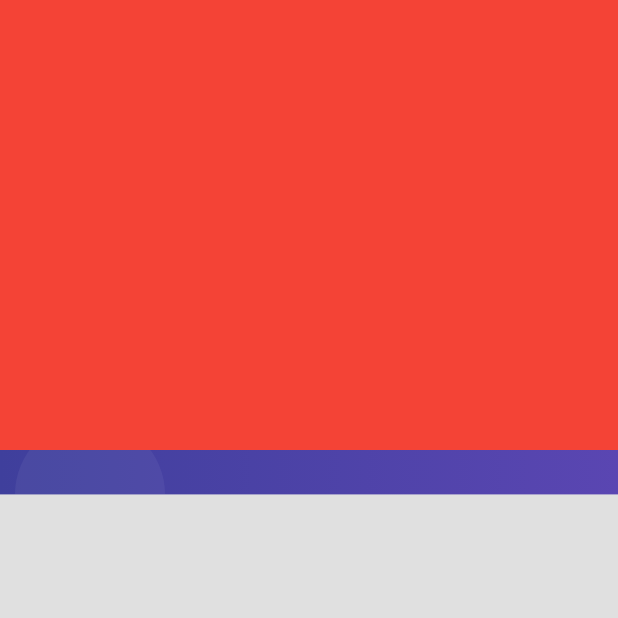
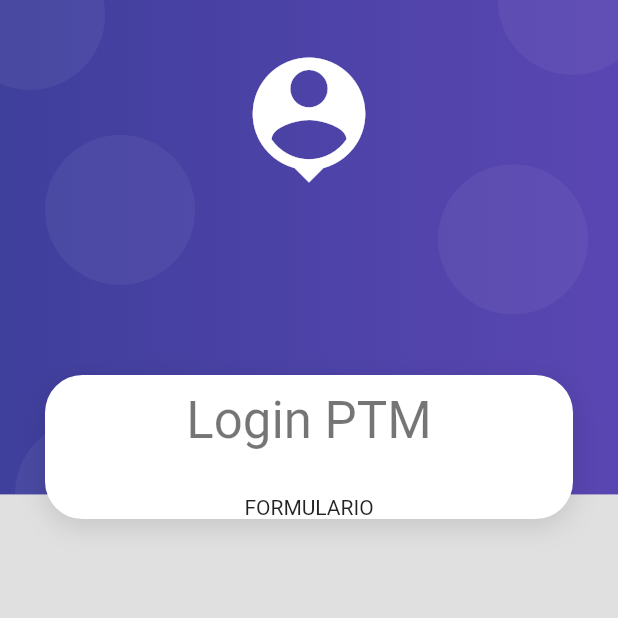
Before and after one commit to javierhenaohe/login_image, a Flutter app: the screen it shows after launch, on a phone screen of 412 x 824 dp, the top half of it. Run offline on Flutter 3.47's test engine with Material 2 defaults, Android fonts, the light colour scheme and no system bars.

Commit message:
inicio v208 quinto commit

```diff
--- a/lib/screens/login_screen.dart
+++ b/lib/screens/login_screen.dart
@@ -5,11 +5,27 @@ class LoginScreen extends StatelessWidget {
   @override
   Widget build(BuildContext context) {
     return Scaffold(
-        body: AuthBackground( //SOLICITA EL CHILD* DEL AUTH_BACKGROUND.DART
-      child: Container(
-        width: double.infinity,
-        height: 300,
-        color: Colors.red,
+        body: AuthBackground(
+      //SOLICITA EL CHILD* DEL AUTH_BACKGROUND.DART
+      child: SingleChildScrollView(
+        child: Column(
+          children: [
+            SizedBox(
+                height:
+                    250), // SEPARACION DESDE LA PARTE SUPERIOR DE LA PANTALLA HASTA EL CARDCONTAINER
+            CardContainer(
+              child: Column(
+                children: [
+                  SizedBox(height: 10),
+                  Text('Login PTM',
+                      style: Theme.of(context).textTheme.headline4),
+                  SizedBox(height: 30),
+                  Text('FORMULARIO'),
+                ],
+              ),
+            ), //CHILD**
+          ],
+        ),
       ),
     ));
   }
--- /dev/null
+++ b/lib/widgets/card_container.dart
@@ -0,0 +1,37 @@
+import 'package:flutter/material.dart';
+
+class CardContainer extends StatelessWidget {
+  final Widget child; //CHILD**
+
+  const CardContainer({
+    super.key,
+    required this.child,
+  });
+
+  @override
+  Widget build(BuildContext context) {
+    return Padding(
+      padding: const EdgeInsets.symmetric(
+          horizontal: 30), //DEFINE EL BORDE DE CARDCONTAINER
+      child: Container(
+        width: double.infinity,
+
+        decoration: _createCardShape(),
+        child: child, //CHILD**
+      ),
+    );
+  }
+
+  BoxDecoration _createCardShape() => BoxDecoration(
+        color: Colors.white,
+        borderRadius: BorderRadius.circular(25), //REDONDEA EL BORDE A LA CARD
+        boxShadow: [
+          BoxShadow(
+            //DEFINE LA SOMBRA DE LA CARD
+            color: Colors.black12,
+            blurRadius: 15, //ESPARCIR EL BLUR O DIFUMINADO
+            offset: Offset(0, 5), // POSICION DE LA SONBRA O DIFUMINADO
+          ),
+        ],
+      );
+}
--- a/lib/widgets/widgets.dart
+++ b/lib/widgets/widgets.dart
@@ -1 +1,2 @@
 export 'package:login_image/widgets/auth_background.dart';
+export 'package:login_image/widgets/card_container.dart';
```
